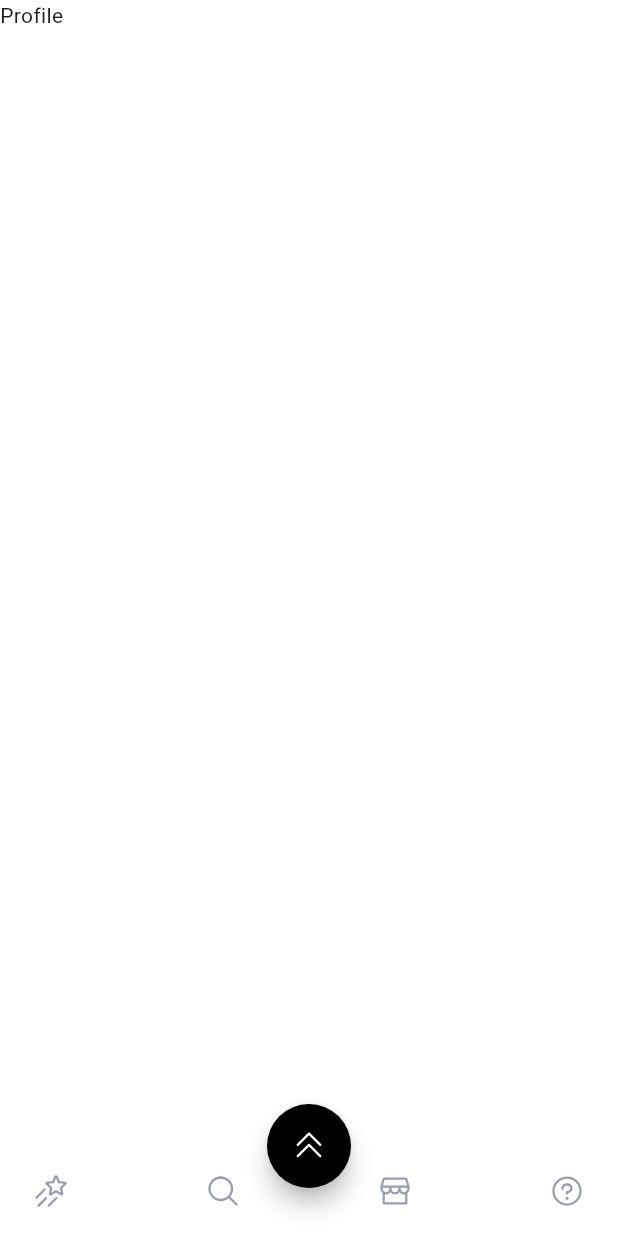
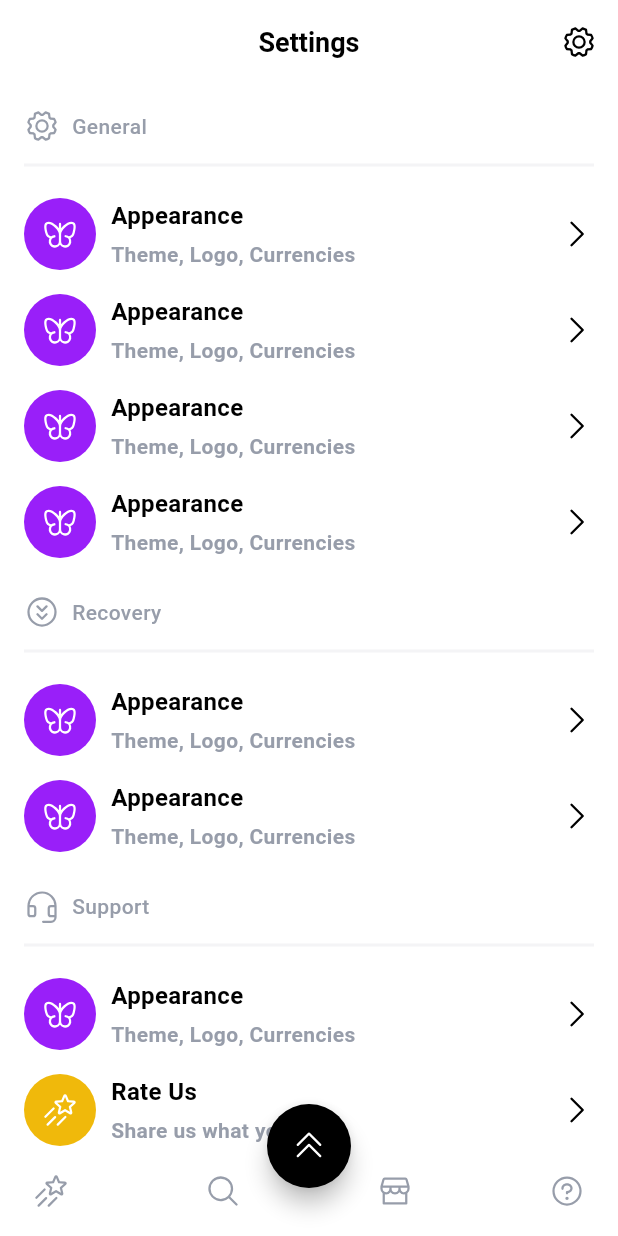
Before and after one commit to lowjunkie/Avex-Lj, a Flutter app: the screen it shows after launch, item 4 of the bottom bar chosen, on a phone screen of 412 x 824 dp. Run offline on Flutter 3.47's test engine with Material 3 defaults, Android fonts, the phone set to English and light mode, and no system bars; our stand-ins replace gap, phosphor_flutter.

Commit message:
Finished SettingsScreen

```diff
--- a/lib/screens/bottom_bar.dart
+++ b/lib/screens/bottom_bar.dart
@@ -1,4 +1,5 @@
 import 'package:design_one/screens/dashboard_screen.dart';
+import 'package:design_one/screens/settings_screen.dart';
 import 'package:flutter/material.dart';
 import 'package:gap/gap.dart';
 import 'package:phosphor_flutter/phosphor_flutter.dart';
@@ -20,7 +21,7 @@ class _BottomBarState extends State<BottomBar> {
     const DashboardScreen(),
     const Text("two"),
     const Text("Ticket"),
-    const Text("Profile")
+    const SettingsScreen()
   ];
 
   void _onItemTapped(int index) {
@@ -393,6 +394,7 @@ class _BottomBarState extends State<BottomBar> {
         padding: const EdgeInsets.symmetric(horizontal: 10),
         height: 60,
         color: Colors.white,
+        surfaceTintColor: Colors.white,
         shape: const CircularNotchedRectangle(),
         notchMargin: 5,
         child: Row(
--- a/lib/screens/dashboard_screen.dart
+++ b/lib/screens/dashboard_screen.dart
@@ -20,7 +20,7 @@ class _DashboardScreenState extends State<DashboardScreen> {
       body: SafeArea(
           child: Padding(
         padding: const EdgeInsets.symmetric(horizontal: 20.0),
-        child: ListView(
+        child: Column(
           children: [
             Row(
               children: [
@@ -76,14 +76,28 @@ class _DashboardScreenState extends State<DashboardScreen> {
                 ),
               ],
             ),
-            const Gap(28),
+            Expanded(
+              child: CustomScrollView(
+                slivers: [
+                  SliverAppBar(
+                    expandedHeight: 150,
+                    floating: false,
+                    snap: false,
+                    pinned: false,
+                    flexibleSpace: SizedBox(
+                        height: 150,
+                        child: SingleChildScrollView(
+                          child: Column(
+                            crossAxisAlignment: CrossAxisAlignment.center,
+                            mainAxisAlignment: MainAxisAlignment.center,
+                            children: [
                               const Row(
                                 mainAxisAlignment: MainAxisAlignment.center,
                                 children: [
                                   Text(
                                     "Total balance",
                                     style: TextStyle(
-                      fontSize: 16,
+                                        fontSize: 14,
                                         fontWeight: FontWeight.w600,
                                         color: Palette.greyColor),
                                   ),
@@ -156,8 +170,21 @@ class _DashboardScreenState extends State<DashboardScreen> {
                                   ),
                                 ],
                               ),
-            const Gap(50),
-            Row(
+                            ],
+                          ),
+                        ),
+                      ),
+
+                  ),
+                  SliverAppBar(
+                    expandedHeight: 60,
+                    scrolledUnderElevation: 0,
+                    floating: false,
+                    snap: false,
+                    pinned: true,
+                    flexibleSpace: SizedBox(
+                      height: 60,
+                      child:  Row(
                         children: [
                           const Text(
                             "Token",
@@ -204,7 +231,12 @@ class _DashboardScreenState extends State<DashboardScreen> {
                           ),
                         ],
                       ),
-            const Gap(20),
+
+                    ),
+
+                  ),
+                  SliverList(delegate:
+                  SliverChildListDelegate([
                     Row(
                       children: [
                         Icon(
@@ -268,7 +300,18 @@ class _DashboardScreenState extends State<DashboardScreen> {
                     TokenItem(),
                     TokenItem(),
                     TokenItem(),
+                    TokenItem(),
+                    TokenItem(),
+                    TokenItem(),
+                    TokenItem(),
+                    TokenItem(),
 
+                  ]))
+
+
+                ],
+              ),
+            ),
           ],
         ),
       )),
--- /dev/null
+++ b/lib/screens/settings_screen.dart
@@ -0,0 +1,408 @@
+import 'package:design_one/theme/palette.dart';
+import 'package:flutter/material.dart';
+import 'package:gap/gap.dart';
+import 'package:phosphor_flutter/phosphor_flutter.dart';
+
+class SettingsScreen extends StatelessWidget {
+  const SettingsScreen({super.key});
+
+  @override
+  Widget build(BuildContext context) {
+    return SafeArea(
+      child: Scaffold(
+        appBar: AppBar(
+          scrolledUnderElevation: 0,
+          title: Text("Settings", style: TextStyle(fontSize: 18, fontWeight: FontWeight.w600, color: Colors.black),),
+          centerTitle: true,
+          actions: [
+            Padding(
+              padding: const EdgeInsets.only(right: 14.0),
+              child: Icon(PhosphorIcons.gear()),
+            )
+          ],
+        ),
+        body: Padding(
+          padding: const EdgeInsets.symmetric(horizontal: 16.0),
+          child: ListView(
+              children: [
+                const Gap(16),
+                Row(
+                  children: [
+                    Icon(PhosphorIcons.gear(),
+                    color: Palette.greyColor,),
+                    const Gap(8),
+                    Text("General", style: TextStyle(fontSize: 14, fontWeight: FontWeight.w500, color: Palette.greyColor),)
+                  ],
+                ),
+                Divider(height: 28,color: Palette.dividerColor, thickness: 2,),
+
+                Padding(
+                  padding: const EdgeInsets.symmetric(vertical: 8.0),
+                  child: Row(
+                  children: [
+                    CircleAvatar(
+                      minRadius: 24,
+                      backgroundColor: Palette.purpleColor,
+                      child: Icon(PhosphorIcons.butterfly(),
+                      color: Colors.white,),
+                    ),
+                    const Gap(10),
+                    const Column(
+                      crossAxisAlignment: CrossAxisAlignment.start,
+                      children: [
+                        Text(
+                          "Appearance",
+                          style: TextStyle(
+                              fontSize: 16,
+                              fontWeight: FontWeight.w600,
+                              color: Colors.black),
+                        ),
+                        Gap(4),
+                        Text(
+                          "Theme, Logo, Currencies",
+                          style: TextStyle(
+                              fontSize: 14,
+                              fontWeight: FontWeight.w600,
+                              color: Palette.greyColor),
+                        ),
+                      ],
+                    ),
+                    Expanded(child: Container()),
+                    Icon(PhosphorIcons.caretRight(), color: Colors.black,)
+                  ],
+                  ),
+                ),
+                Padding(
+                  padding: const EdgeInsets.symmetric(vertical: 8.0),
+                  child: Row(
+                    children: [
+                      CircleAvatar(
+                        minRadius: 24,
+                        backgroundColor: Palette.purpleColor,
+                        child: Icon(PhosphorIcons.butterfly(),
+                          color: Colors.white,),
+                      ),
+                      const Gap(10),
+                      const Column(
+                        crossAxisAlignment: CrossAxisAlignment.start,
+                        children: [
+                          Text(
+                            "Appearance",
+                            style: TextStyle(
+                                fontSize: 16,
+                                fontWeight: FontWeight.w600,
+                                color: Colors.black),
+                          ),
+                          Gap(4),
+                          Text(
+                            "Theme, Logo, Currencies",
+                            style: TextStyle(
+                                fontSize: 14,
+                                fontWeight: FontWeight.w600,
+                                color: Palette.greyColor),
+                          ),
+                        ],
+                      ),
+                      Expanded(child: Container()),
+                      Icon(PhosphorIcons.caretRight(), color: Colors.black,)
+                    ],
+                  ),
+                ),
+                Padding(
+                  padding: const EdgeInsets.symmetric(vertical: 8.0),
+                  child: Row(
+                    children: [
+                      CircleAvatar(
+                        minRadius: 24,
+                        backgroundColor: Palette.purpleColor,
+                        child: Icon(PhosphorIcons.butterfly(),
+                          color: Colors.white,),
+                      ),
+                      const Gap(10),
+                      const Column(
+                        crossAxisAlignment: CrossAxisAlignment.start,
+                        children: [
+                          Text(
+                            "Appearance",
+                            style: TextStyle(
+                                fontSize: 16,
+                                fontWeight: FontWeight.w600,
+                                color: Colors.black),
+                          ),
+                          Gap(4),
+                          Text(
+                            "Theme, Logo, Currencies",
+                            style: TextStyle(
+                                fontSize: 14,
+                                fontWeight: FontWeight.w600,
+                                color: Palette.greyColor),
+                          ),
+                        ],
+                      ),
+                      Expanded(child: Container()),
+                      Icon(PhosphorIcons.caretRight(), color: Colors.black,)
+                    ],
+                  ),
+                ),
+                Padding(
+                  padding: const EdgeInsets.symmetric(vertical: 8.0),
+                  child: Row(
+                    children: [
+                      CircleAvatar(
+                        minRadius: 24,
+                        backgroundColor: Palette.purpleColor,
+                        child: Icon(PhosphorIcons.butterfly(),
+                          color: Colors.white,),
+                      ),
+                      const Gap(10),
+                      const Column(
+                        crossAxisAlignment: CrossAxisAlignment.start,
+                        children: [
+                          Text(
+                            "Appearance",
+                            style: TextStyle(
+                                fontSize: 16,
+                                fontWeight: FontWeight.w600,
+                                color: Colors.black),
+                          ),
+                          Gap(4),
+                          Text(
+                            "Theme, Logo, Currencies",
+                            style: TextStyle(
+                                fontSize: 14,
+                                fontWeight: FontWeight.w600,
+                                color: Palette.greyColor),
+                          ),
+                        ],
+                      ),
+                      Expanded(child: Container()),
+                      Icon(PhosphorIcons.caretRight(), color: Colors.black,)
+                    ],
+                  ),
+                ),
+
+                const Gap(16),
+                Row(
+                  children: [
+                    Icon(PhosphorIcons.caretCircleDoubleDown(),
+                      color: Palette.greyColor,),
+                    const Gap(8),
+                    Text("Recovery", style: TextStyle(fontSize: 14, fontWeight: FontWeight.w500, color: Palette.greyColor),)
+                  ],
+                ),
+                Divider(height: 28,color: Palette.dividerColor, thickness: 2,),
+
+                Padding(
+                  padding: const EdgeInsets.symmetric(vertical: 8.0),
+                  child: Row(
+                    children: [
+                      CircleAvatar(
+                        minRadius: 24,
+                        backgroundColor: Palette.purpleColor,
+                        child: Icon(PhosphorIcons.butterfly(),
+                          color: Colors.white,),
+                      ),
+                      const Gap(10),
+                      const Column(
+                        crossAxisAlignment: CrossAxisAlignment.start,
+                        children: [
+                          Text(
+                            "Appearance",
+                            style: TextStyle(
+                                fontSize: 16,
+                                fontWeight: FontWeight.w600,
+                                color: Colors.black),
+                          ),
+                          Gap(4),
+                          Text(
+                            "Theme, Logo, Currencies",
+                            style: TextStyle(
+                                fontSize: 14,
+                                fontWeight: FontWeight.w600,
+                                color: Palette.greyColor),
+                          ),
+                        ],
+                      ),
+                      Expanded(child: Container()),
+                      Icon(PhosphorIcons.caretRight(), color: Colors.black,)
+                    ],
+                  ),
+                ),
+                Padding(
+                  padding: const EdgeInsets.symmetric(vertical: 8.0),
+                  child: Row(
+                    children: [
+                      CircleAvatar(
+                        minRadius: 24,
+                        backgroundColor: Palette.purpleColor,
+                        child: Icon(PhosphorIcons.butterfly(),
+                          color: Colors.white,),
+                      ),
+                      const Gap(10),
+                      const Column(
+                        crossAxisAlignment: CrossAxisAlignment.start,
+                        children: [
+                          Text(
+                            "Appearance",
+                            style: TextStyle(
+                                fontSize: 16,
+                                fontWeight: FontWeight.w600,
+                                color: Colors.black),
+                          ),
+                          Gap(4),
+                          Text(
+                            "Theme, Logo, Currencies",
+                            style: TextStyle(
+                                fontSize: 14,
+                                fontWeight: FontWeight.w600,
+                                color: Palette.greyColor),
+                          ),
+                        ],
+                      ),
+                      Expanded(child: Container()),
+                      Icon(PhosphorIcons.caretRight(), color: Colors.black,)
+                    ],
+                  ),
+                ),
+
+                const Gap(16),
+                Row(
+                  children: [
+                    Icon(PhosphorIcons.headset(),
+                      color: Palette.greyColor,),
+                    const Gap(8),
+                    Text("Support", style: TextStyle(fontSize: 14, fontWeight: FontWeight.w500, color: Palette.greyColor),)
+                  ],
+                ),
+                Divider(height: 28,color: Palette.dividerColor, thickness: 2,),
+
+
+                Padding(
+                  padding: const EdgeInsets.symmetric(vertical: 8.0),
+                  child: Row(
+                    children: [
+                      CircleAvatar(
+                        minRadius: 24,
+                        backgroundColor: Palette.purpleColor,
+                        child: Icon(PhosphorIcons.butterfly(),
+                          color: Colors.white,),
+                      ),
+                      const Gap(10),
+                      const Column(
+                        crossAxisAlignment: CrossAxisAlignment.start,
+                        children: [
+                          Text(
+                            "Appearance",
+                            style: TextStyle(
+                                fontSize: 16,
+                                fontWeight: FontWeight.w600,
+                                color: Colors.black),
+                          ),
+                          Gap(4),
+                          Text(
+                            "Theme, Logo, Currencies",
+                            style: TextStyle(
+                                fontSize: 14,
+                                fontWeight: FontWeight.w600,
+                                color: Palette.greyColor),
+                          ),
+                        ],
+                      ),
+                      Expanded(child: Container()),
+                      Icon(PhosphorIcons.caretRight(), color: Colors.black,)
+                    ],
+                  ),
+                ),
+                Padding(
+                  padding: const EdgeInsets.symmetric(vertical: 8.0),
+                  child: Row(
+                    children: [
+                      CircleAvatar(
+                        minRadius: 24,
+                        backgroundColor: Palette.yellowColor,
+                        child: Icon(PhosphorIcons.shootingStar(),
+                          color: Colors.white,),
+                      ),
+                      const Gap(10),
+                      const Column(
+                        crossAxisAlignment: CrossAxisAlignment.start,
+                        children: [
+                          Text(
+                            "Rate Us",
+                            style: TextStyle(
+                                fontSize: 16,
+                                fontWeight: FontWeight.w600,
+                                color: Colors.black),
+                          ),
+                          Gap(4),
+                          Text(
+                            "Share us what you feel",
+                            style: TextStyle(
+                                fontSize: 14,
+                                fontWeight: FontWeight.w600,
+                                color: Palette.greyColor),
+                          ),
+                        ],
+                      ),
+                      Expanded(child: Container()),
+                      Icon(PhosphorIcons.caretRight(), color: Colors.black,)
+                    ],
+                  ),
+                ),
+
+                const Gap(16),
+                Row(
+                  children: [
+                    Icon(PhosphorIcons.headset(),
+                      color: Palette.greyColor,),
+                    const Gap(8),
+                    Text("Socials", style: TextStyle(fontSize: 14, fontWeight: FontWeight.w500, color: Palette.greyColor),)
+                  ],
+                ),
+                Divider(height: 28,color: Palette.dividerColor, thickness: 2,),
+
+                const Gap(24),
+
+                TextButton(
+                  style: TextButton.styleFrom(
+                    padding: EdgeInsets.symmetric(vertical: 14),
+                    backgroundColor: Palette.lightRedColor
+                  ),
+                  onPressed: (){
+
+                  }
+                  ,
+                  child: const Text("Delete Account", style: TextStyle(
+                    fontSize: 16,
+                    fontWeight: FontWeight.w500,
+                    color: Palette.redColor
+                  ),),
+                ),
+
+                const Gap(16),
+                TextButton(
+                  style: TextButton.styleFrom(
+                      padding: EdgeInsets.symmetric(vertical: 14),
+                      backgroundColor: Palette.blackColor
+                  ),
+                  onPressed: (){
+
+                  }
+                  ,
+                  child: const Text("Logout", style: TextStyle(
+                      fontSize: 16,
+                      fontWeight: FontWeight.w500,
+                      color: Palette.whiteColor
+                  ),),
+                ),
+
+                const Gap(60),
+
+
+              ],
+          ),
+        ),
+      ),
+    );
+  }
+}
--- a/lib/theme/palette.dart
+++ b/lib/theme/palette.dart
@@ -11,6 +11,8 @@ class Palette {
   static const greenColor = Color(0xFFE9F3EC); // secondary color
   static const blueColor = Color(0xFF2071EE); // secondary color
   static const pinkColor = Color(0xFFF92270); // secondary color
+  static const lightRedColor = Color(0xFFFFE1E1); // secondary color
+  static const redColor = Color(0xFFFF6767); // secondary color
   static const yellowColor = Color(0xFFF0B90B); // secondary color
 
   static const greenLightColor = Color(0xFF58BB47); // secondary color
@@ -20,7 +22,6 @@ class Palette {
 
   static const drawerColor = Color.fromRGBO(18, 18, 18, 1);
   static const whiteColor = Colors.white;
-  static var redColor = Colors.red.shade500;
 
 
   // Themes
@@ -38,10 +39,12 @@ class Palette {
     ),
     primaryColor: redColor,
     canvasColor: Colors.white,
-    backgroundColor: drawerColor, // will be used as alternative background color
+    backgroundColor: drawerColor, //
+// will be used as alternative background color
   );
 
   static var lightModeAppTheme = ThemeData.light().copyWith(
+    useMaterial3: true,
     scaffoldBackgroundColor: whiteColor,
     cardColor: greyColor,
     appBarTheme: const AppBarTheme(
@@ -56,5 +59,7 @@ class Palette {
     ),
     primaryColor: redColor,
     backgroundColor: whiteColor,
+    canvasColor: Colors.white,
+
   );
 }
```
Lines whose indentation alone changed are shown as unchanged.
